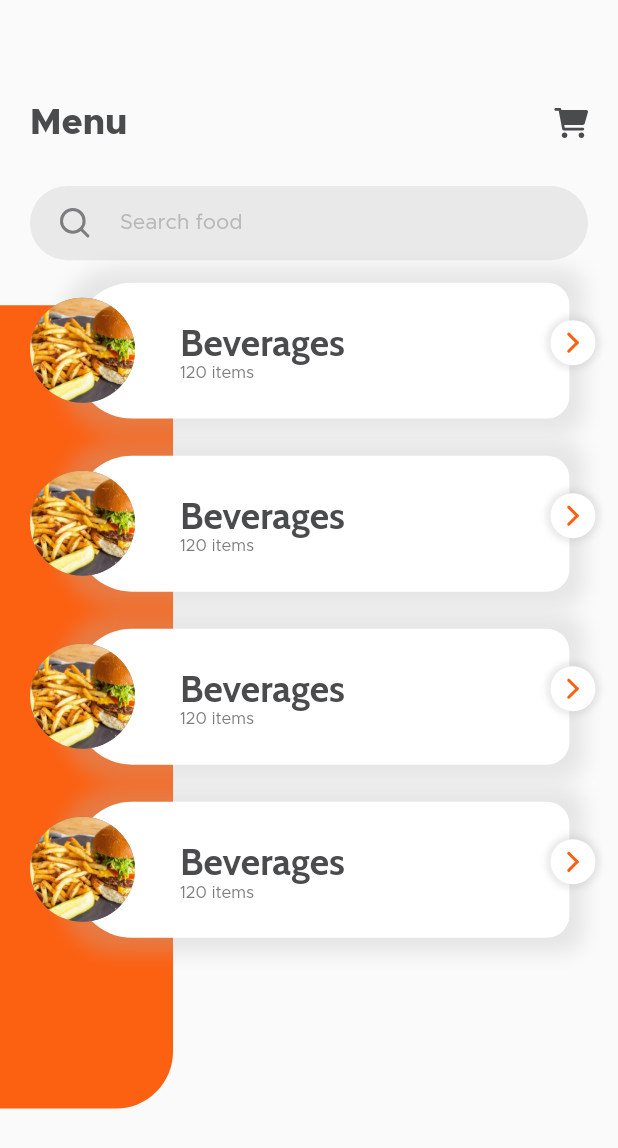
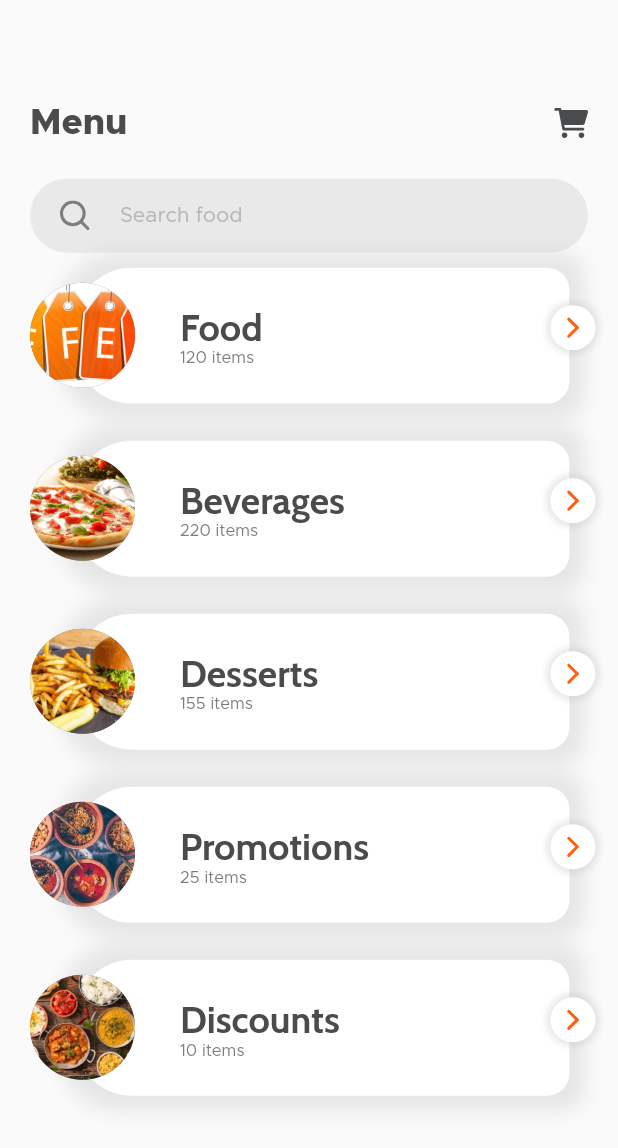
Before and after one commit to Ala2Adel/MealMonkey, a Flutter app: the MenuPage screen opened directly, on a phone screen of 412 x 824 dp. Shown: the top 1148 px of the screen. Run offline on Flutter 3.47's test engine with Material 2 defaults, Android fonts, the phone set to English and light mode, and no system bars; our stand-ins replace flutter_svg, introduction_screen, shared_preferences; accounts and stored records are empty.

Commit message:
edit in menu Page

```diff
--- a/lib/Screens/menu_page.dart
+++ b/lib/Screens/menu_page.dart
@@ -46,7 +46,7 @@ class _MenuPageState extends State<MenuPage> {
           ),
         ),
         Padding(
-          padding: const EdgeInsets.symmetric(vertical: 15, horizontal: 20),
+          padding: const EdgeInsets.symmetric(vertical: 10, horizontal: 20),
           child: Container(
             height: _height * 0.06,
             decoration: BoxDecoration(
@@ -78,29 +78,10 @@ class _MenuPageState extends State<MenuPage> {
             ),
           ),
         ),
+
         Container(
-          height: _height * 0.8,
-          child: Stack(
-            children: [
-              PositionedDirectional(
-                  start: 0,
-                  top: 15,
-                  child: Container(
-                    decoration: BoxDecoration(
-                        color: AppColors.orange,
-                        borderRadius: BorderRadius.only(
-                            topRight: Radius.circular(38),
-                            bottomRight: Radius.circular(38))),
-                    width: _width * 0.28,
-                    height: _height * 0.65,
-                  )),
-              ListView.builder(
-                scrollDirection: Axis.vertical,
-                itemCount: 4,
-                physics: NeverScrollableScrollPhysics(),
-                shrinkWrap: true,
-                itemBuilder: (context, index) {
-                  return GestureDetector(
+            height: _height * 0.85,
+            child: GestureDetector(
                 onTap: () {
                   Navigator.of(context).push(
                     MaterialPageRoute(
@@ -108,12 +89,25 @@ class _MenuPageState extends State<MenuPage> {
                     ),
                   );
                 },
-                      child: MenuItems());
-                },
-              ),
-            ],
-          ),
-        ),
+                child: MenuItems())),
+
+        // Container(
+        //   height: _height * 0.8,
+        //   child: Stack(children: [
+        //     PositionedDirectional(
+        //         start: 0,
+        //         top: 15,
+        //         child: Container(
+        //           decoration: BoxDecoration(
+        //               color: AppColors.orange,
+        //               borderRadius: BorderRadius.only(
+        //                   topRight: Radius.circular(38),
+        //                   bottomRight: Radius.circular(38))),
+        //           width: _width * 0.28,
+        //           height: _height * 0.65,
+        //         )),
+        //   ]),
+        // )
       ],
     )));
   }
--- a/lib/Widgets/menu_items.dart
+++ b/lib/Widgets/menu_items.dart
@@ -13,15 +13,38 @@ class _MenuItemsState extends State<MenuItems> {
     "Beverages",
     "Desserts",
     "Promotions",
+    "Discounts"
   ];
-  List _menuCount = ["120 items", "220 items", "155 items", "25 items"];
+  List _menuCount = [
+    "120 items",
+    "220 items",
+    "155 items",
+    "25 items",
+    "10 items"
+  ];
+
+  List _images = [
+    "assets/offers.png",
+    "assets/pizza.png",
+    "assets/western.png",
+    "assets/sri_lanka.png",
+    "assets/indian.png",
+    "assets/western.png",
+  ];
 
   @override
   Widget build(BuildContext context) {
     var _height = MediaQuery.of(context).size.height;
     var _width = MediaQuery.of(context).size.width;
     return Container(
-      height: _height*0.14,
+      height: _height * 0.14,
+      child: ListView.builder(
+          physics: NeverScrollableScrollPhysics(),
+          shrinkWrap: true,
+          itemCount: _menuNames.length,
+          itemBuilder: (context, index) {
+            return Container(
+              height: _height * 0.14,
               child: Stack(
                 children: [
                   PositionedDirectional(
@@ -50,13 +73,13 @@ class _MenuItemsState extends State<MenuItems> {
                             mainAxisAlignment: MainAxisAlignment.center,
                             crossAxisAlignment: CrossAxisAlignment.start,
                             children: [
-                      Text(_menuNames[1],
+                              Text(_menuNames[index],
                                   style: TextStyle(
                                       fontFamily: "Cabin",
                                       fontWeight: FontWeight.w700,
                                       fontSize: 25,
                                       color: AppColors.darkGrey)),
-                      Text("120 items",
+                              Text(_menuCount[index],
                                   style: TextStyle(
                                       fontFamily: "Metropolis",
                                       fontWeight: FontWeight.w300,
@@ -71,7 +94,7 @@ class _MenuItemsState extends State<MenuItems> {
                       start: 20,
                       child: Container(
                         child: CircleAvatar(
-                  backgroundImage: AssetImage("assets/western.png"),
+                          backgroundImage: AssetImage(_images[index]),
                           backgroundColor: AppColors.lightGrey,
                           radius: 35,
                         ),
@@ -99,5 +122,7 @@ class _MenuItemsState extends State<MenuItems> {
                 ],
               ),
             );
+          }),
+    );
   }
 }
--- a/lib/localization/lang/en.json
+++ b/lib/localization/lang/en.json
@@ -38,7 +38,7 @@
   "recent_items": "Recent items",
   "menu": "Menu",
   "offers": "Offers",
-  "profile": "profile",
+  "profile": "Profile",
   "more": "More",
   "desserts": "Desserts"
 }
```
Also changed, not shown: lib/Screens/DesertsPage.dart (+65 -3 lines), lib/Screens/bottomNav.dart (+10 -11 lines), assets/apple_pie.png (added), assets/street_shake.png (added). Lines whose indentation alone changed are shown as unchanged.
